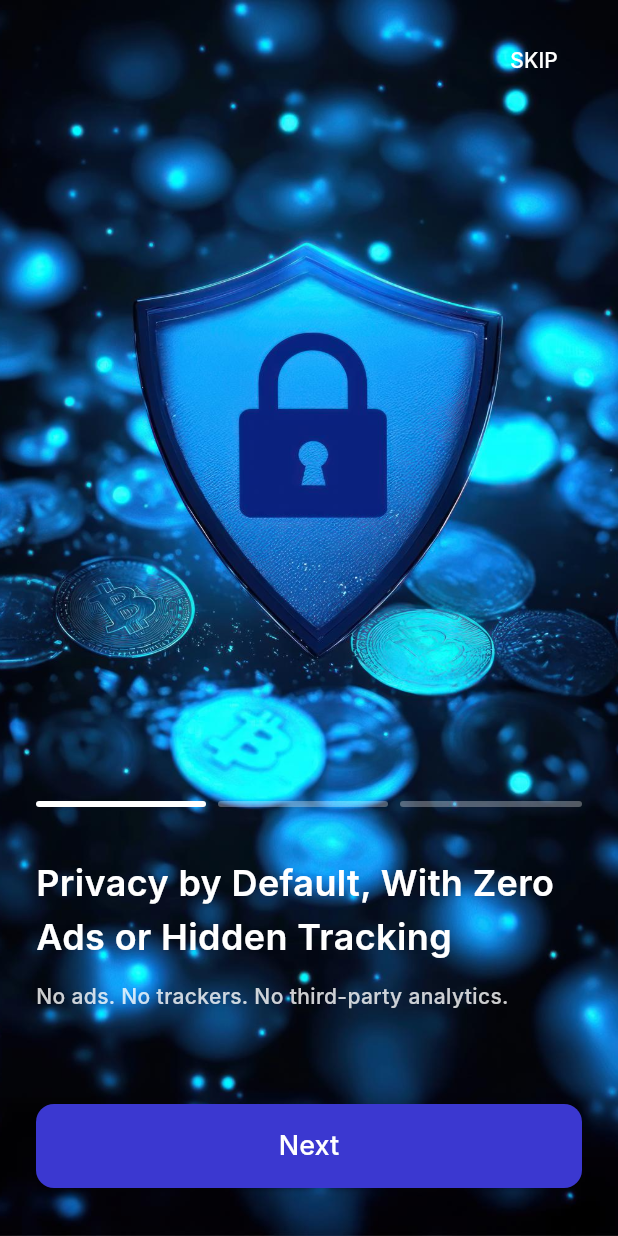
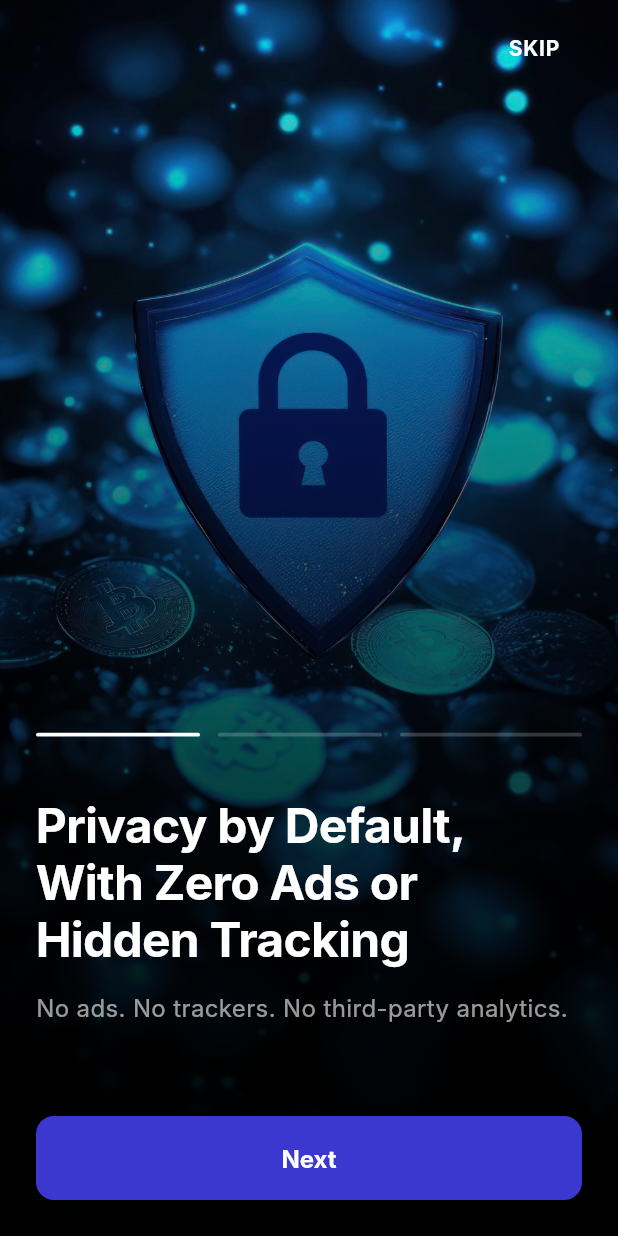
Before and after one commit to Sajinduglas/zybo_expense_manager, a Flutter app: the screen it shows after launch, on a phone screen of 412 x 824 dp. Run offline on Flutter 3.47's test engine with Material 3 defaults, Android fonts, the phone set to English and light mode, and no system bars; our stand-ins replace dio, equatable, flutter_bloc, flutter_local_notifications, get_it, go_router and 5 more; accounts and stored records are empty; Roboto replaces fonts that are missing (Inter).

Commit message:
splash and onboarding screen completed

```diff
--- a/lib/config/theme/app_colors.dart
+++ b/lib/config/theme/app_colors.dart
@@ -10,9 +10,12 @@ class AppColors {
   static const Color background = Color(0xFFF4F6F6);
   static const Color white = Color(0xFFFFFFFF);
   static const Color black = Color(0xFF000000);
+  static const Color darkBackground = Color(0xFF121212);
 
   static const Color textPrimary = Color(0xFF222222);
   static const Color textSecondary = Color(0xFF666666);
 
   static const Color border = Color(0xFFDDDDDD);
+  static const Color blue = Color(0xFF312ECB);
+  static const Color onboardingBlue = Color(0xFF3B38D0);
 }
--- a/lib/config/theme/app_text_styles.dart
+++ b/lib/config/theme/app_text_styles.dart
@@ -27,6 +27,12 @@ class AppTextStyles {
     fontSize: 16.0,
     color: AppColors.textPrimary,
   );
+  static const TextStyle body15 = TextStyle(
+    fontFamily: fontFamily,
+    fontWeight: FontWeight.w400,
+    fontSize: 15.0,
+    color: AppColors.textPrimary,
+  );
 
   static const TextStyle button = TextStyle(
     fontFamily: fontFamily,
@@ -41,4 +47,20 @@ class AppTextStyles {
     fontSize: 13.0,
     color: AppColors.textSecondary,
   );
+
+  static const TextStyle onboardingTitle = TextStyle(
+    fontFamily: fontFamily,
+    fontWeight: FontWeight.bold,
+    fontSize: 32.0,
+    color: AppColors.white,
+    height: 1.2,
+    letterSpacing: -0.5,
+  );
+
+  static const TextStyle onboardingBody = TextStyle(
+    fontFamily: fontFamily,
+    fontWeight: FontWeight.w400,
+    fontSize: 16.0,
+    color: AppColors.white,
+  );
 }
--- a/lib/features/onboarding/presentation/pages/onboarding_page.dart
+++ b/lib/features/onboarding/presentation/pages/onboarding_page.dart
@@ -1,6 +1,7 @@
 import 'package:flutter/material.dart';
 import 'package:go_router/go_router.dart';
 import 'package:shared_preferences/shared_preferences.dart';
+import '../../../../config/theme/app_colors.dart';
 import '../../../../config/router/route_names.dart';
 import '../../../../config/theme/app_text_styles.dart';
 import '../../../../core/constants/app_constants.dart';
@@ -65,9 +66,8 @@ class _OnboardingPageState extends State<OnboardingPage> {
 
   @override
   Widget build(BuildContext context) {
-    const Color buttonColor = Color(0xFF3B38D0);
-
     return Scaffold(
+      backgroundColor: AppColors.black,
       body: Stack(
         children: [
           // Background Image
@@ -78,22 +78,46 @@ class _OnboardingPageState extends State<OnboardingPage> {
             ),
           ),
 
+          // Gradient Overlay for "Fading to Black" look
+          Positioned.fill(
+            child: Container(
+              decoration: BoxDecoration(
+                gradient: LinearGradient(
+                  begin: Alignment.topCenter,
+                  end: Alignment.bottomCenter,
+                  colors: [
+                    AppColors.black.withValues(alpha: 0.1),
+                    AppColors.black.withValues(alpha: 0.4),
+                    AppColors.black.withValues(alpha: 0.9),
+                    AppColors.black,
+                  ],
+                  stops: const [0.0, 0.3, 0.8, 1.0],
+                ),
+              ),
+            ),
+          ),
+
           SafeArea(
             child: Column(
               crossAxisAlignment: CrossAxisAlignment.stretch,
               children: [
                 // Top Skip Button
                 Padding(
-                  padding: const EdgeInsets.symmetric(horizontal: 24.0, vertical: 16.0),
+                  padding: const EdgeInsets.symmetric(horizontal: 24.0, vertical: 8.0),
                   child: Row(
                     mainAxisAlignment: MainAxisAlignment.end,
                     children: [
                       if (_currentPage < 2)
                         TextButton(
                           onPressed: _onSkip,
-                          child: Text(
+                          child: const Text(
                             'SKIP',
-                            style: AppTextStyles.button.copyWith(fontSize: 14),
+                            style: TextStyle(
+                              color: AppColors.white,
+                              fontSize: 14,
+                              fontWeight: FontWeight.bold,
+                              letterSpacing: 0.5,
+                            ),
                           ),
                         )
                       else
@@ -119,43 +143,39 @@ class _OnboardingPageState extends State<OnboardingPage> {
                           mainAxisAlignment: MainAxisAlignment.end,
                           crossAxisAlignment: CrossAxisAlignment.start,
                           children: [
-                            // Page Indicators moved here
+                            // Page Indicators
                             Row(
                               children: List.generate(_pages.length, (dotIndex) {
                                 return Expanded(
                                   child: Container(
                                     margin: EdgeInsets.only(
-                                      right: dotIndex < _pages.length - 1 ? 8.0 : 0,
+                                      right: dotIndex < _pages.length - 1 ? 12.0 : 0,
                                     ),
-                                    height: 4,
+                                    height: 2.5,
                                     decoration: BoxDecoration(
                                       color: _currentPage == dotIndex
-                                          ? Colors.white
-                                          : Colors.white.withOpacity(0.3),
+                                          ? AppColors.white
+                                          : AppColors.white.withValues(alpha: 0.2),
                                       borderRadius: BorderRadius.circular(2),
                                     ),
                                   ),
                                 );
                               }),
                             ),
-                            const SizedBox(height: 32),
+                            const SizedBox(height: 40),
 
                             Text(
                               _pages[index]['title']!,
-                              style: AppTextStyles.title.copyWith(
-                                color: Colors.white,
-                                fontSize: 24,
+                              style: AppTextStyles.onboardingTitle,
+                            ),
+                            const SizedBox(height: 16),
+                            Text(
+                              _pages[index]['subtitle']!,
+                              style: AppTextStyles.onboardingBody.copyWith(
+                                color: AppColors.white.withValues(alpha: 0.6),
                               ),
                             ),
-                            const SizedBox(height: 12),
-                            Text(
-                              _pages[index]['subtitle']!,
-                              style: AppTextStyles.body.copyWith(
-                                color: Colors.white.withOpacity(0.8),
-                                fontSize: 14,
-                              ),
-                            ),
-                            const SizedBox(height: 150), // space for buttons
+                            const SizedBox(height: 140), // space for buttons
                           ],
                         ),
                       );
@@ -166,22 +186,24 @@ class _OnboardingPageState extends State<OnboardingPage> {
             ),
           ),
 
-          // Bottom Navigation Buttons overlaid
+          // Bottom Navigation Buttons
           Positioned(
             left: 24,
             right: 24,
-            bottom: 32 + MediaQuery.of(context).padding.bottom,
+            bottom: 24 + MediaQuery.of(context).padding.bottom,
             child: Row(
               children: [
                 if (_currentPage > 0) ...[
-                  Container(
-                    decoration: BoxDecoration(
-                      shape: BoxShape.circle,
-                      border: Border.all(color: Colors.white.withOpacity(0.5), width: 1),
-                    ),
-                    child: IconButton(
-                      icon: const Icon(Icons.arrow_back, color: Colors.white),
-                      onPressed: _onBack,
+                  GestureDetector(
+                    onTap: _onBack,
+                    child: Container(
+                      width: 56,
+                      height: 56,
+                      decoration: BoxDecoration(
+                        shape: BoxShape.circle,
+                        border: Border.all(color: AppColors.white.withValues(alpha: 0.5), width: 1.5),
+                      ),
+                      child: const Icon(Icons.arrow_back, color: AppColors.white, size: 24),
                     ),
                   ),
                   const SizedBox(width: 16),
@@ -189,8 +211,10 @@ class _OnboardingPageState extends State<OnboardingPage> {
                 Expanded(
                   child: ElevatedButton(
                     style: ElevatedButton.styleFrom(
-                      backgroundColor: buttonColor,
+                      backgroundColor: AppColors.onboardingBlue,
+                      foregroundColor: AppColors.white,
                       minimumSize: const Size(double.infinity, 56),
+                      elevation: 0,
                       shape: RoundedRectangleBorder(
                         borderRadius: BorderRadius.circular(12),
                       ),
@@ -198,8 +222,9 @@ class _OnboardingPageState extends State<OnboardingPage> {
                     onPressed: _onNext,
                     child: Text(
                       _currentPage == 2 ? 'Get Started' : 'Next',
-                      style: AppTextStyles.button.copyWith(
-                        color: Colors.white,
+                      style: AppTextStyles.body.copyWith(
+                        color: AppColors.white,
+                        fontWeight: FontWeight.bold,
                       ),
                     ),
                   ),
--- a/lib/features/onboarding/presentation/pages/splash_page.dart
+++ b/lib/features/onboarding/presentation/pages/splash_page.dart
@@ -1,5 +1,6 @@
 import 'package:flutter/material.dart';
 import 'package:go_router/go_router.dart';
+import 'package:zybo_expense_manager/config/theme/app_colors.dart';
 import '../../../../core/constants/app_constants.dart';
 import '../../../../config/router/route_names.dart';
 import 'package:shared_preferences/shared_preferences.dart';
@@ -56,7 +57,7 @@ class _SplashPageState extends State<SplashPage> {
   @override
   Widget build(BuildContext context) {
     return Scaffold(
-      backgroundColor: const Color(0xFF141414),
+      backgroundColor: AppColors.darkBackground,
       body: Center(
         child: Image.asset(
           'assets/images/logo.png',
```
